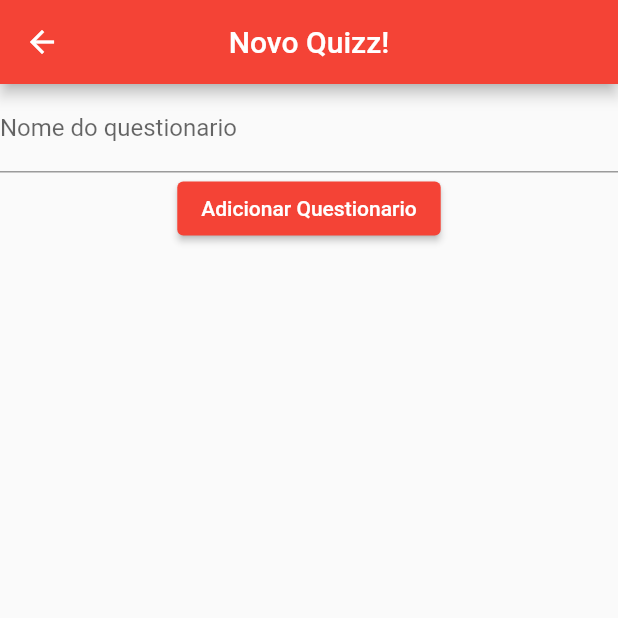
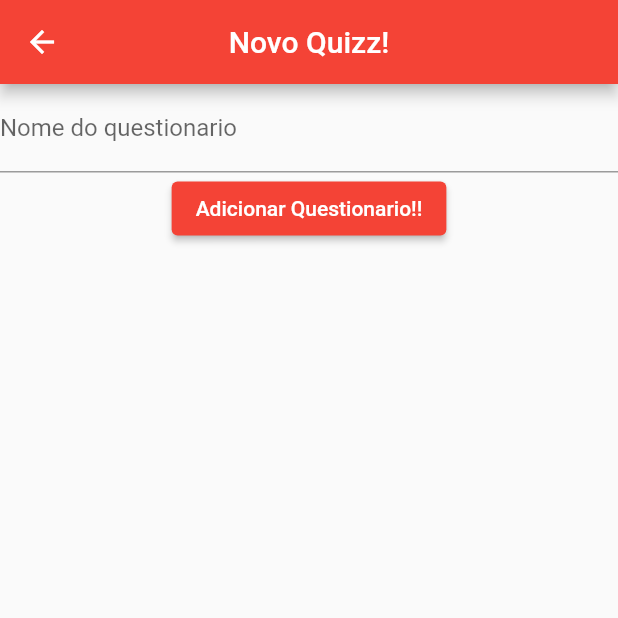
Before and after one commit to vinihzets/popquizz, a Flutter app: the screen it shows after launch, after a tap on the "add" icon, on a phone screen of 412 x 824 dp, the top half of it. Run offline on Flutter 3.47's test engine with Material 2 defaults, Android fonts, the light colour scheme and no system bars.

Commit message:
ajustando codigo e arrumando alguns erros

```diff
--- a/lib/pages/add_quizpage.dart
+++ b/lib/pages/add_quizpage.dart
@@ -28,9 +28,7 @@ class _AddQuizPageState extends State<AddQuizPage> {
             onPressed: () => setState(() {
               Questionary;
             }),
-            child: const Text(
-              'Adicionar Questionario',
-            ),
+            child: Text('Adicionar Questionario!!'),
             style: ButtonStyle(
                 backgroundColor: MaterialStateProperty.all<Color>(Colors.red)),
           ),
--- a/lib/pages/home_page.dart
+++ b/lib/pages/home_page.dart
@@ -51,16 +51,14 @@ class _HomePageState extends State<HomePage> {
                 icon: const Icon(Icons.add))
           ],
         ),
-        body: loading ? _buildLoading(context) : _buildContent(context));
+        body: loading ? _buildLoading(context) : _buildScreen(context));
   }
 
-  Widget _buildContent(BuildContext context) {
-    return Column(
-      children: [AppBar(), Text('teste')],
-    );
+  Widget _buildScreen(BuildContext context) {
+    return Scaffold();
   }
 
   Widget _buildLoading(BuildContext context) {
-    return const Center(child: CircularProgressIndicator(color: Colors.red));
+    return const Center(child: CircularProgressIndicator(color: Colors.black));
   }
 }
```
